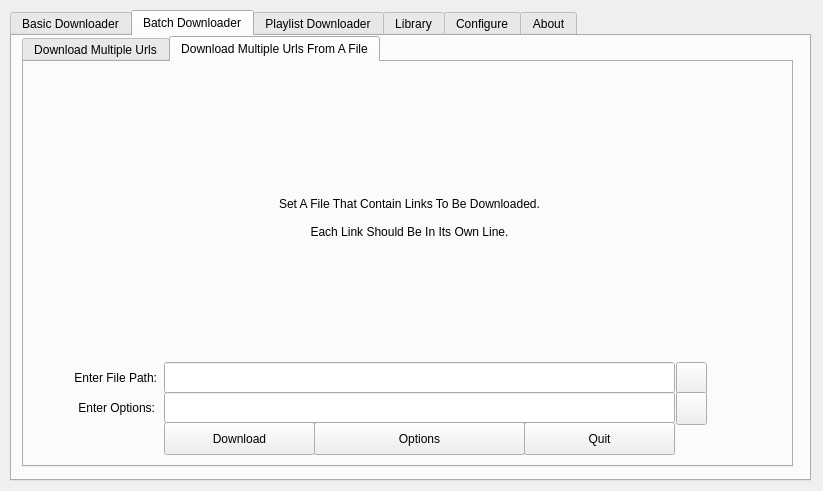
First picture: the form in src/mainwindow.ui, repository mhogomchungu/media-downloader, before the edit.
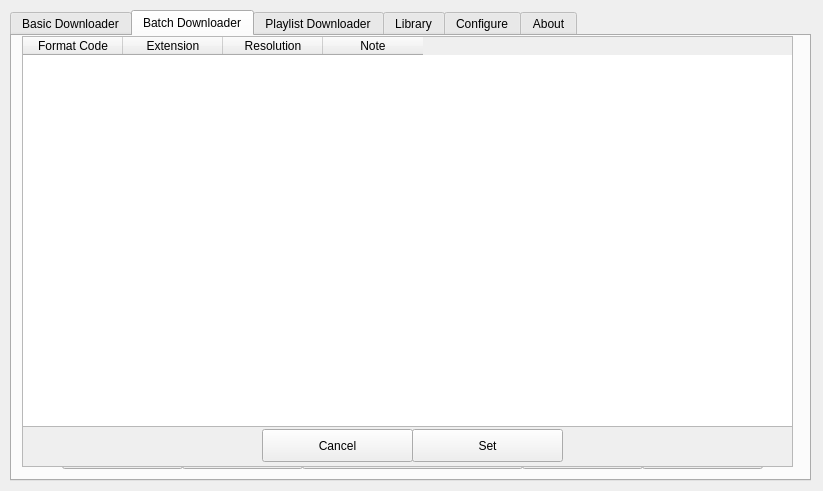
Second picture: the form after the edit. The open tabs and pages were chosen to show the change.

What changed in the file:
```diff
--- a/src/mainwindow.ui
+++ b/src/mainwindow.ui
@@ -24,7 +24,7 @@
      </rect>
     </property>
     <property name="currentIndex">
-     <number>0</number>
+     <number>1</number>
     </property>
     <widget class="QWidget" name="tabBasickDownloader">
      <attribute name="title">
@@ -274,29 +274,90 @@
      <attribute name="title">
       <string>Batch Downloader</string>
      </attribute>
-     <widget class="QTabWidget" name="tabWidgetBatchDownlader">
+     <widget class="QPushButton" name="pbBDCancel">
       <property name="geometry">
        <rect>
-        <x>10</x>
-        <y>0</y>
-        <width>771</width>
-        <height>431</height>
+        <x>50</x>
+        <y>400</y>
+        <width>121</width>
+        <height>33</height>
        </rect>
       </property>
-      <property name="currentIndex">
-       <number>1</number>
+      <property name="text">
+       <string>Cancel</string>
       </property>
-      <widget class="QWidget" name="tab">
-       <attribute name="title">
-        <string>Download Multiple Urls</string>
-       </attribute>
+     </widget>
+     <widget class="QPushButton" name="pbBDOptions">
+      <property name="geometry">
+       <rect>
+        <x>510</x>
+        <y>400</y>
+        <width>121</width>
+        <height>33</height>
+       </rect>
+      </property>
+      <property name="text">
+       <string>Options</string>
+      </property>
+     </widget>
+     <widget class="QPushButton" name="pbBDDownload">
+      <property name="geometry">
+       <rect>
+        <x>170</x>
+        <y>400</y>
+        <width>121</width>
+        <height>33</height>
+       </rect>
+      </property>
+      <property name="text">
+       <string>Download</string>
+      </property>
+     </widget>
+     <widget class="QLabel" name="labelBDEngineName">
+      <property name="geometry">
+       <rect>
+        <x>20</x>
+        <y>370</y>
+        <width>141</width>
+        <height>31</height>
+       </rect>
+      </property>
+      <property name="text">
+       <string>Engine Name:</string>
+      </property>
+      <property name="alignment">
+       <set>Qt::AlignRight|Qt::AlignTrailing|Qt::AlignVCenter</set>
+      </property>
+      <property name="wordWrap">
+       <bool>true</bool>
+      </property>
+     </widget>
+     <widget class="QLabel" name="labelBDEnterOptions">
+      <property name="geometry">
+       <rect>
+        <x>20</x>
+        <y>340</y>
+        <width>141</width>
+        <height>31</height>
+       </rect>
+      </property>
+      <property name="text">
+       <string>Enter Options:</string>
+      </property>
+      <property name="alignment">
+       <set>Qt::AlignRight|Qt::AlignTrailing|Qt::AlignVCenter</set>
+      </property>
+      <property name="wordWrap">
+       <bool>true</bool>
+      </property>
+     </widget>
        <widget class="QTableWidget" name="tableWidgetBD">
         <property name="geometry">
          <rect>
           <x>10</x>
           <y>0</y>
-          <width>741</width>
-          <height>271</height>
+        <width>771</width>
+        <height>311</height>
          </rect>
         </property>
         <property name="editTriggers">
@@ -334,11 +395,69 @@
          </property>
         </column>
        </widget>
+     <widget class="QLineEdit" name="lineEditBDUrl">
+      <property name="geometry">
+       <rect>
+        <x>170</x>
+        <y>310</y>
+        <width>461</width>
+        <height>31</height>
+       </rect>
+      </property>
+     </widget>
+     <widget class="QLabel" name="labelBDEnterUrl">
+      <property name="geometry">
+       <rect>
+        <x>20</x>
+        <y>310</y>
+        <width>141</width>
+        <height>31</height>
+       </rect>
+      </property>
+      <property name="text">
+       <string>Enter URL:</string>
+      </property>
+      <property name="alignment">
+       <set>Qt::AlignRight|Qt::AlignTrailing|Qt::AlignVCenter</set>
+      </property>
+      <property name="wordWrap">
+       <bool>true</bool>
+      </property>
+     </widget>
+     <widget class="QPushButton" name="pbBDQuit">
+      <property name="geometry">
+       <rect>
+        <x>630</x>
+        <y>400</y>
+        <width>121</width>
+        <height>33</height>
+       </rect>
+      </property>
+      <property name="text">
+       <string>Quit</string>
+      </property>
+     </widget>
+     <widget class="QPushButton" name="pbBDPasteClipboard">
+      <property name="geometry">
+       <rect>
+        <x>630</x>
+        <y>310</y>
+        <width>31</width>
+        <height>33</height>
+       </rect>
+      </property>
+      <property name="toolTip">
+       <string>Paste Clipboard Content</string>
+      </property>
+      <property name="text">
+       <string/>
+      </property>
+     </widget>
        <widget class="QPushButton" name="pbBDAdd">
         <property name="geometry">
          <rect>
-          <x>270</x>
-          <y>360</y>
+        <x>290</x>
+        <y>400</y>
           <width>221</width>
           <height>33</height>
          </rect>
@@ -347,63 +466,11 @@
          <string>Add Url To List</string>
         </property>
        </widget>
-       <widget class="QPushButton" name="pbBDDownload">
-        <property name="geometry">
-         <rect>
-          <x>150</x>
-          <y>360</y>
-          <width>121</width>
-          <height>33</height>
-         </rect>
-        </property>
-        <property name="text">
-         <string>Download</string>
-        </property>
-       </widget>
-       <widget class="QPushButton" name="pbBDOptions">
-        <property name="geometry">
-         <rect>
-          <x>490</x>
-          <y>360</y>
-          <width>121</width>
-          <height>33</height>
-         </rect>
-        </property>
-        <property name="text">
-         <string>Options</string>
-        </property>
-       </widget>
-       <widget class="QPushButton" name="pbBDQuit">
-        <property name="geometry">
-         <rect>
-          <x>610</x>
-          <y>360</y>
-          <width>121</width>
-          <height>33</height>
-         </rect>
-        </property>
-        <property name="text">
-         <string>Quit</string>
-        </property>
-       </widget>
-       <widget class="QPushButton" name="pbBDCancel">
-        <property name="geometry">
-         <rect>
-          <x>30</x>
-          <y>360</y>
-          <width>121</width>
-          <height>33</height>
-         </rect>
-        </property>
-        <property name="text">
-         <string>Cancel</string>
-        </property>
-       </widget>
        <widget class="QComboBox" name="cbEngineTypeBD">
         <property name="geometry">
          <rect>
-          <x>150</x>
-          <y>330</y>
+        <x>170</x>
+        <y>370</y>
           <width>461</width>
           <height>31</height>
          </rect>
@@ -412,104 +479,21 @@
          <string notr="true"/>
         </property>
        </widget>
-       <widget class="QLabel" name="labelBDEnterOptions">
-        <property name="geometry">
-         <rect>
-          <x>0</x>
-          <y>300</y>
-          <width>141</width>
-          <height>31</height>
-         </rect>
-        </property>
-        <property name="text">
-         <string>Enter Options:</string>
-        </property>
-        <property name="alignment">
-         <set>Qt::AlignRight|Qt::AlignTrailing|Qt::AlignVCenter</set>
-        </property>
-        <property name="wordWrap">
-         <bool>true</bool>
-        </property>
-       </widget>
-       <widget class="QLabel" name="labelBDEnterUrl">
-        <property name="geometry">
-         <rect>
-          <x>0</x>
-          <y>270</y>
-          <width>141</width>
-          <height>31</height>
-         </rect>
-        </property>
-        <property name="text">
-         <string>Enter URL:</string>
-        </property>
-        <property name="alignment">
-         <set>Qt::AlignRight|Qt::AlignTrailing|Qt::AlignVCenter</set>
-        </property>
-        <property name="wordWrap">
-         <bool>true</bool>
-        </property>
-       </widget>
-       <widget class="QLineEdit" name="lineEditBDUrl">
-        <property name="geometry">
-         <rect>
-          <x>150</x>
-          <y>270</y>
-          <width>461</width>
-          <height>31</height>
-         </rect>
-        </property>
-       </widget>
        <widget class="QLineEdit" name="lineEditBDUrlOptions">
         <property name="geometry">
          <rect>
-          <x>150</x>
-          <y>300</y>
+        <x>170</x>
+        <y>340</y>
           <width>461</width>
           <height>31</height>
          </rect>
         </property>
        </widget>
-       <widget class="QLabel" name="labelBDEngineName">
-        <property name="geometry">
-         <rect>
-          <x>0</x>
-          <y>330</y>
-          <width>141</width>
-          <height>31</height>
-         </rect>
-        </property>
-        <property name="text">
-         <string>Engine Name:</string>
-        </property>
-        <property name="alignment">
-         <set>Qt::AlignRight|Qt::AlignTrailing|Qt::AlignVCenter</set>
-        </property>
-        <property name="wordWrap">
-         <bool>true</bool>
-        </property>
-       </widget>
-       <widget class="QPushButton" name="pbBDPasteClipboard">
-        <property name="geometry">
-         <rect>
-          <x>610</x>
-          <y>270</y>
-          <width>31</width>
-          <height>33</height>
-         </rect>
-        </property>
-        <property name="toolTip">
-         <string>Paste Clipboard Content</string>
-        </property>
-        <property name="text">
-         <string/>
-        </property>
-       </widget>
        <widget class="QPushButton" name="pbBDOptionsHistory">
         <property name="geometry">
          <rect>
-          <x>610</x>
-          <y>300</y>
+        <x>630</x>
+        <y>340</y>
           <width>31</width>
           <height>33</height>
          </rect>
@@ -526,8 +510,8 @@
          <rect>
           <x>10</x>
           <y>0</y>
-          <width>741</width>
-          <height>401</height>
+        <width>771</width>
+        <height>431</height>
          </rect>
         </property>
         <property name="autoFillBackground">
@@ -542,10 +526,10 @@
         <widget class="QTableWidget" name="TableWidgetBatchDownloaderList">
          <property name="geometry">
           <rect>
-           <x>10</x>
-           <y>10</y>
-           <width>721</width>
-           <height>351</height>
+         <x>0</x>
+         <y>0</y>
+         <width>771</width>
+         <height>391</height>
           </rect>
          </property>
          <property name="editTriggers">
@@ -584,8 +568,8 @@
         <widget class="QPushButton" name="pbBatchDownloaderSet">
          <property name="geometry">
           <rect>
-           <x>370</x>
-           <y>360</y>
+         <x>390</x>
+         <y>393</y>
            <width>151</width>
            <height>33</height>
           </rect>
@@ -597,8 +581,8 @@
         <widget class="QPushButton" name="pbCancelBatchDownloder">
          <property name="geometry">
           <rect>
-           <x>220</x>
-           <y>360</y>
+         <x>240</x>
+         <y>393</y>
            <width>151</width>
            <height>33</height>
           </rect>
@@ -606,157 +590,6 @@
          <property name="text">
           <string>Cancel</string>
          </property>
-        </widget>
-       </widget>
-      </widget>
-      <widget class="QWidget" name="tab_2">
-       <attribute name="title">
-        <string>Download Multiple Urls From A File</string>
-       </attribute>
-       <widget class="QPushButton" name="pbFileDownloaderDownload">
-        <property name="geometry">
-         <rect>
-          <x>140</x>
-          <y>360</y>
-          <width>151</width>
-          <height>33</height>
-         </rect>
-        </property>
-        <property name="text">
-         <string>Download</string>
-        </property>
-       </widget>
-       <widget class="QPushButton" name="pbFileDownloaderQuit">
-        <property name="geometry">
-         <rect>
-          <x>500</x>
-          <y>360</y>
-          <width>151</width>
-          <height>33</height>
-         </rect>
-        </property>
-        <property name="text">
-         <string>Quit</string>
-        </property>
-       </widget>
-       <widget class="QLabel" name="labelFileDownloader">
-        <property name="geometry">
-         <rect>
-          <x>70</x>
-          <y>50</y>
-          <width>631</width>
-          <height>211</height>
-         </rect>
-        </property>
-        <property name="text">
-         <string>Set A File That Contain Links To Be Downloaded.
-
-Each Link Should Be In Its Own Line.</string>
-        </property>
-        <property name="alignment">
-         <set>Qt::AlignCenter</set>
-        </property>
-       </widget>
-       <widget class="QLineEdit" name="lineEditFileDownloader">
-        <property name="geometry">
-         <rect>
-          <x>140</x>
-          <y>300</y>
-          <width>511</width>
-          <height>31</height>
-         </rect>
-        </property>
-       </widget>
-       <widget class="QPushButton" name="pbFileDownloaderFilePath">
-        <property name="geometry">
-         <rect>
-          <x>652</x>
-          <y>300</y>
-          <width>31</width>
-          <height>33</height>
-         </rect>
-        </property>
-        <property name="text">
-         <string/>
-        </property>
-       </widget>
-       <widget class="QPushButton" name="pbFileDownloaderOptions">
-        <property name="geometry">
-         <rect>
-          <x>290</x>
-          <y>360</y>
-          <width>211</width>
-          <height>33</height>
-         </rect>
-        </property>
-        <property name="text">
-         <string>Options</string>
-        </property>
-       </widget>
-       <widget class="QLabel" name="labelFileDownloederPath">
-        <property name="geometry">
-         <rect>
-          <x>2</x>
-          <y>300</y>
-          <width>131</width>
-          <height>31</height>
-         </rect>
-        </property>
-        <property name="text">
-         <string>Enter File Path:</string>
-        </property>
-        <property name="alignment">
-         <set>Qt::AlignRight|Qt::AlignTrailing|Qt::AlignVCenter</set>
-        </property>
-        <property name="wordWrap">
-         <bool>true</bool>
-        </property>
-       </widget>
-       <widget class="QLabel" name="labelFileDownloederPathOptions">
-        <property name="geometry">
-         <rect>
-          <x>0</x>
-          <y>330</y>
-          <width>131</width>
-          <height>31</height>
-         </rect>
-        </property>
-        <property name="text">
-         <string>Enter Options:</string>
-        </property>
-        <property name="alignment">
-         <set>Qt::AlignRight|Qt::AlignTrailing|Qt::AlignVCenter</set>
-        </property>
-        <property name="wordWrap">
-         <bool>true</bool>
-        </property>
-       </widget>
-       <widget class="QLineEdit" name="lineEditFileOptions">
-        <property name="geometry">
-         <rect>
-          <x>140</x>
-          <y>330</y>
-          <width>511</width>
-          <height>31</height>
-         </rect>
-        </property>
-       </widget>
-       <widget class="QPushButton" name="pbFileDownloaderOptionsHistory">
-        <property name="geometry">
-         <rect>
-          <x>652</x>
-          <y>330</y>
-          <width>31</width>
-          <height>33</height>
-         </rect>
-        </property>
-        <property name="toolTip">
-         <string>Recently Used</string>
-        </property>
-        <property name="text">
-         <string/>
-        </property>
-       </widget>
       </widget>
      </widget>
     </widget>
```
Left out of the diff: 20 changed lines with no effect on the pictures. Lines whose indentation alone changed are shown as unchanged.
